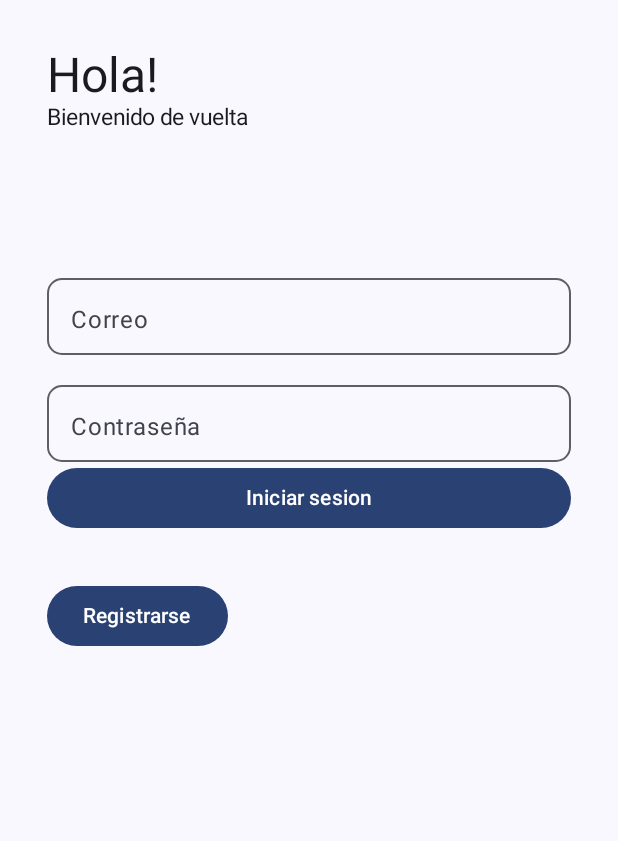
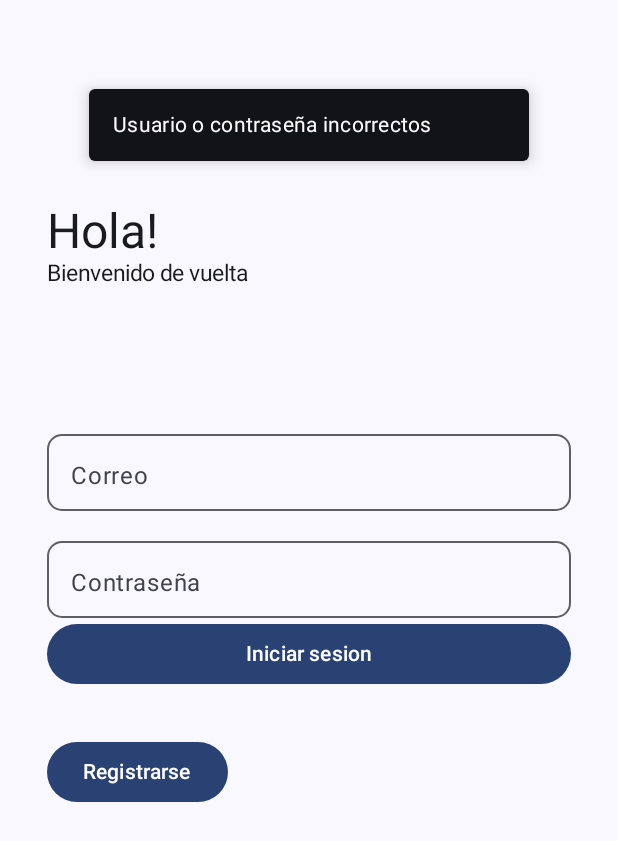
Before and after one commit to Bigpotatozz/HydroSense, an Android app built with Jetpack Compose: the composable LoginScreen shown on its own in the app's theme, after a tap on "Registrarse", on a phone screen of 412 x 824 dp. Shown: the top 841 px of the screen. Run offline under Robolectric (Android 15) with nearby library versions, the phone set to English and light mode, and no system bars; our stand-ins replace Dagger/Hilt's generated code, livedata-compose; network calls fail; 1 statement that could not run was skipped.

Commit message:
snackbars agregadas en validaciones

```diff
--- a/mobile/src/main/java/com/oscar/hydrosense/core/di/NetworkModule.kt
+++ b/mobile/src/main/java/com/oscar/hydrosense/core/di/NetworkModule.kt
@@ -20,7 +20,7 @@ class NetworkModule {
     @Provides
     fun provideRetrofit(): Retrofit{
         return Retrofit.Builder()
-            .baseUrl("http://10.0.2.2:5114/")
+            .baseUrl("http://192.168.1.25:5114/")
             .addConverterFactory(GsonConverterFactory.create())
             .build()
     };
--- a/mobile/src/main/java/com/oscar/hydrosense/login/ui/LoginScreen.kt
+++ b/mobile/src/main/java/com/oscar/hydrosense/login/ui/LoginScreen.kt
@@ -12,12 +12,16 @@ import androidx.compose.foundation.layout.padding
 import androidx.compose.foundation.shape.RoundedCornerShape
 import androidx.compose.material3.Button
 import androidx.compose.material3.OutlinedTextField
+import androidx.compose.material3.SnackbarHost
+import androidx.compose.material3.SnackbarHostState
 import androidx.compose.material3.Text
 import androidx.compose.runtime.Composable
 import androidx.compose.runtime.LaunchedEffect
 import androidx.compose.runtime.getValue
 import androidx.compose.runtime.livedata.observeAsState
 import androidx.compose.runtime.mutableStateOf
+import androidx.compose.runtime.remember
+import androidx.compose.runtime.rememberCoroutineScope
 import androidx.compose.runtime.saveable.rememberSaveable
 import androidx.compose.runtime.setValue
 import androidx.compose.ui.Alignment
@@ -39,6 +43,7 @@ import com.google.gson.Gson
 import com.oscar.hydrosense.login.data.network.response.LoginResponse
 import dagger.hilt.android.internal.Contexts
 import kotlinx.coroutines.flow.first
+import kotlinx.coroutines.launch
 import kotlinx.coroutines.runBlocking
 
 val Context.dataStore: DataStore<Preferences> by preferencesDataStore(name = "usuario");
@@ -59,6 +64,9 @@ fun Login(modifier: Modifier, loginViewModel: LoginViewModel, navController: Nav
     val loginStatus by loginViewModel.loginStatus.observeAsState(initial = false);
     val response by loginViewModel.response.observeAsState();
 
+    val snackbarHostState = remember { SnackbarHostState() };
+    val coroutineScope = rememberCoroutineScope();
+
     val context = LocalContext.current;
 
     LaunchedEffect(loginStatus) {
@@ -73,10 +81,20 @@ fun Login(modifier: Modifier, loginViewModel: LoginViewModel, navController: Nav
 
         }else{
             Log.i("OSCAR", "todo mal")
+
+
         }
     }
 
     Column(Modifier.fillMaxSize().padding(31.dp)){
+
+        SnackbarHost(
+            hostState = snackbarHostState,
+            modifier = Modifier
+                .align(Alignment.CenterHorizontally)
+                .padding(16.dp)
+        )
+
 
         Column(horizontalAlignment = Alignment.Start){
             Text(text = "Hola!", style = TextStyle(fontSize = 32.sp));
@@ -113,6 +131,12 @@ fun Login(modifier: Modifier, loginViewModel: LoginViewModel, navController: Nav
             Button(onClick = {
 
                 navController.navigate("register");
+
+                if(loginStatus == false){
+                    coroutineScope.launch {
+                        snackbarHostState.showSnackbar("Usuario o contraseña incorrectos");
+                    }
+                }
             }) {
                 Text("Registrarse")
             }
```
Also changed, not shown: mobile/src/main/java/com/oscar/hydrosense/registro/ui/RegistroScreen.kt (+9 -6 lines).
